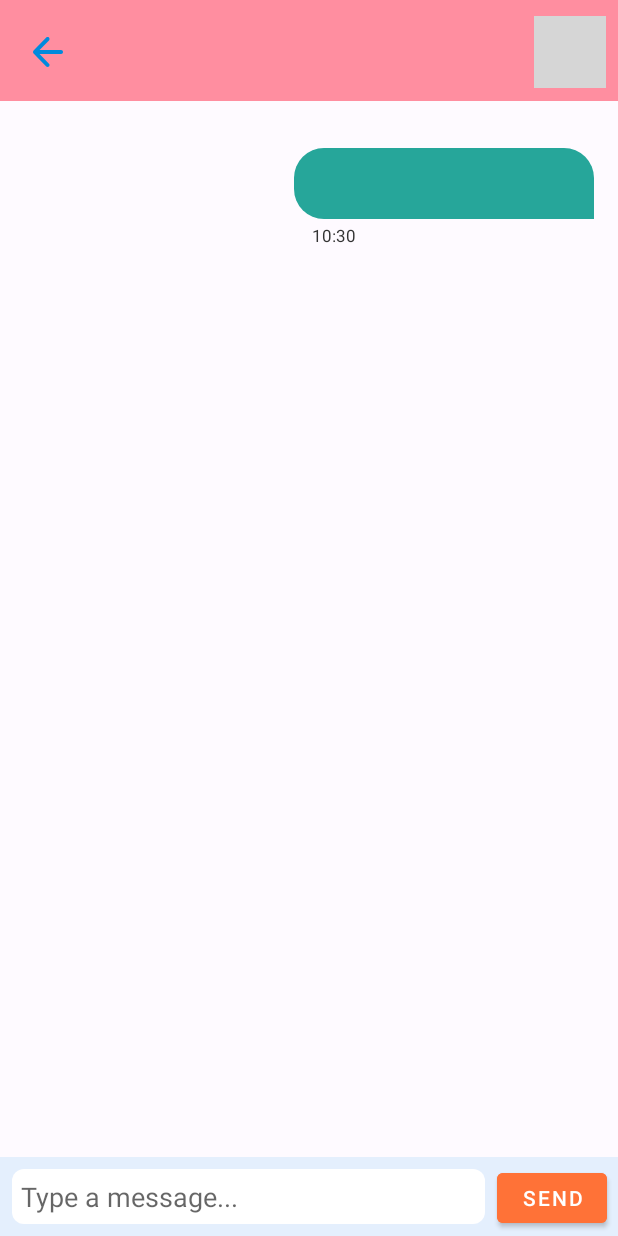
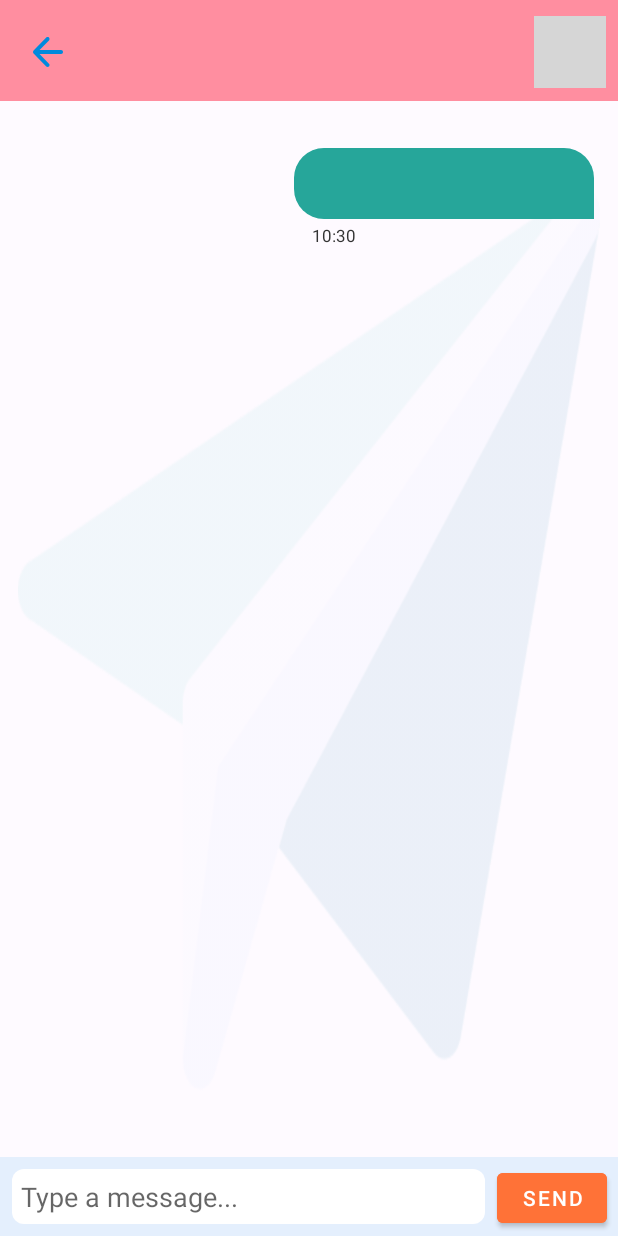
Before and after one commit to Sepehr1812/HodHod, an Android app: the fragment ChatFragment placed in its activity, after a tap on "SEND", on a phone screen of 412 x 824 dp. Run offline under Robolectric (Android 15) with nearby library versions, the phone set to English and light mode, and no system bars; our stand-ins replace Dagger/Hilt's generated code; libraries missing offline, so code that uses them is left out: com.jakewharton.threetenabp; 7 statements that could not run were skipped; grey boxes are pictures that could not be loaded.

Commit message:
add fragment_chat background.

```diff
--- a/app/src/main/res/layout/fragment_chat.xml
+++ b/app/src/main/res/layout/fragment_chat.xml
@@ -121,6 +121,7 @@
         android:layout_height="0dp"
         android:layout_marginHorizontal="12dp"
         android:layout_marginTop="12dp"
+        android:background="@drawable/paper_fly1"
         android:scrollbars="vertical"
         app:layout_constraintBottom_toTopOf="@id/layoutMessageArea"
         app:layout_constraintTop_toTopOf="@id/chatTopLineView" />
```
Also changed, not shown: app/src/main/res/drawable/paper_fly1.png (added).
